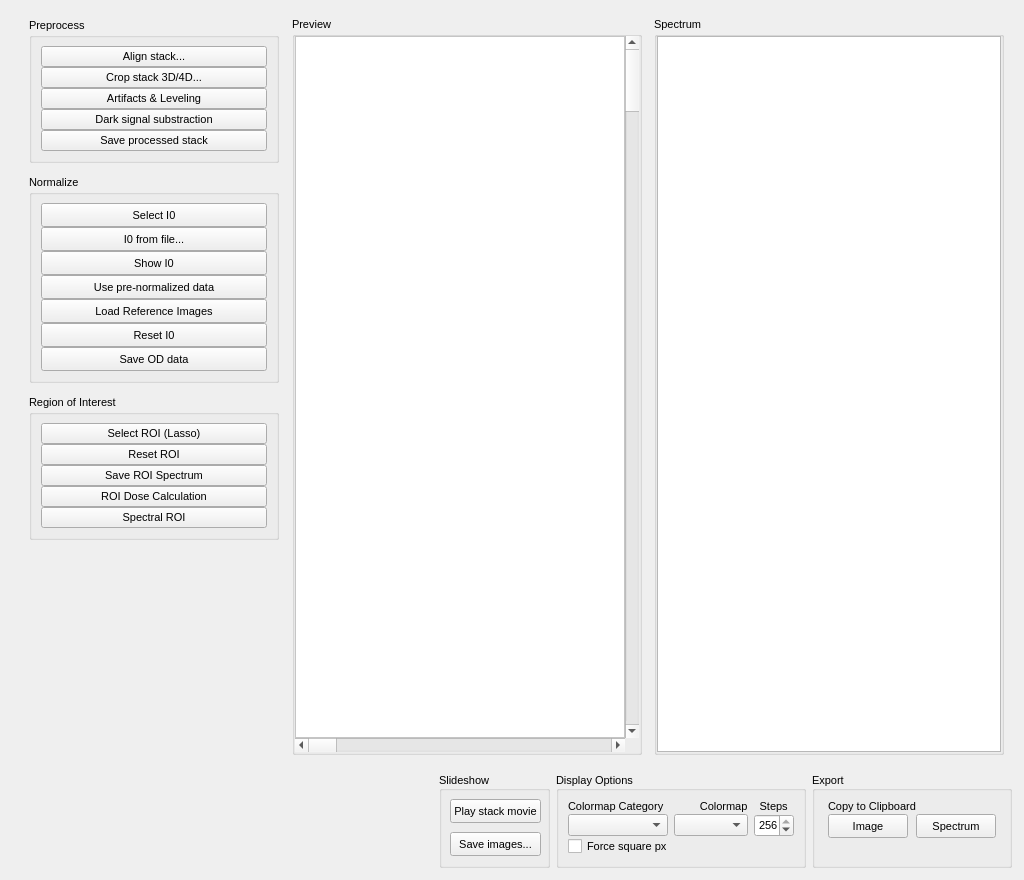
This is mantis_xray/pagestack.ui in mlerotic/spectromicroscopy as Qt 5 draws it before an edit. The edited form follows.
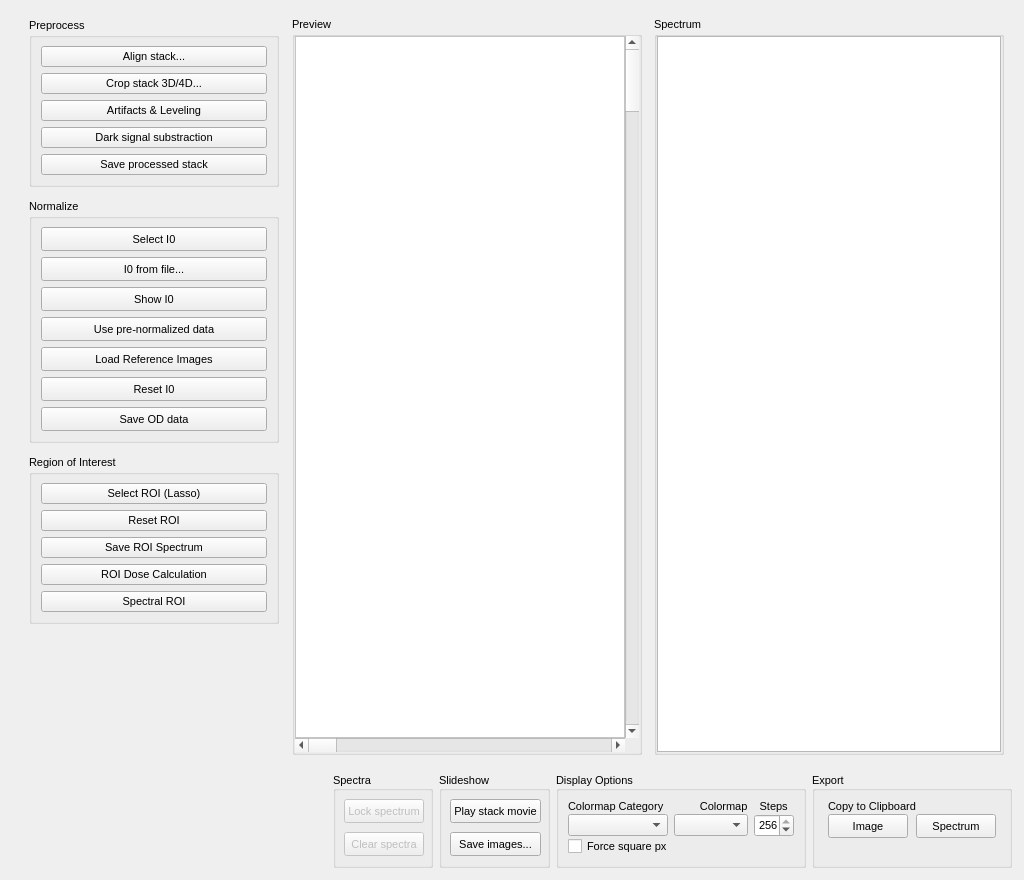
This is the edited form. Custom widgets are drawn as their Qt base class.

Patch:
```diff
--- a/mantis_xray/pagestack.ui
+++ b/mantis_xray/pagestack.ui
@@ -41,11 +41,17 @@
       <item>
        <widget class="QFrame" name="verticalFrame">
         <property name="sizePolicy">
-         <sizepolicy hsizetype="Maximum" vsizetype="Minimum">
+         <sizepolicy hsizetype="Maximum" vsizetype="MinimumExpanding">
           <horstretch>0</horstretch>
           <verstretch>0</verstretch>
          </sizepolicy>
         </property>
+        <property name="minimumSize">
+         <size>
+          <width>260</width>
+          <height>620</height>
+         </size>
+        </property>
         <property name="font">
          <font>
           <family>Ubuntu</family>
@@ -56,6 +62,9 @@
          <property name="spacing">
           <number>12</number>
          </property>
+         <property name="sizeConstraint">
+          <enum>QLayout::SetDefaultConstraint</enum>
+         </property>
          <property name="leftMargin">
           <number>9</number>
          </property>
@@ -99,7 +108,10 @@
            </property>
            <layout class="QVBoxLayout" name="verticalLayout_5">
             <property name="spacing">
-             <number>0</number>
+             <number>6</number>
+            </property>
+            <property name="sizeConstraint">
+             <enum>QLayout::SetMinimumSize</enum>
             </property>
             <item>
              <widget class="QPushButton" name="button_align">
@@ -182,7 +194,7 @@
            </property>
            <layout class="QVBoxLayout" name="verticalLayout_6">
             <property name="spacing">
-             <number>0</number>
+             <number>6</number>
             </property>
             <property name="sizeConstraint">
              <enum>QLayout::SetMinimumSize</enum>
@@ -330,7 +342,10 @@
            </property>
            <layout class="QVBoxLayout" name="verticalLayout_10">
             <property name="spacing">
-             <number>0</number>
+             <number>6</number>
+            </property>
+            <property name="sizeConstraint">
+             <enum>QLayout::SetMinimumSize</enum>
             </property>
             <item>
              <widget class="QPushButton" name="button_addROI">
@@ -612,6 +627,99 @@
         </property>
        </spacer>
       </item>
+      <item>
+       <widget class="QGroupBox" name="groupBox_8">
+        <property name="sizePolicy">
+         <sizepolicy hsizetype="Maximum" vsizetype="Preferred">
+          <horstretch>0</horstretch>
+          <verstretch>0</verstretch>
+         </sizepolicy>
+        </property>
+        <property name="minimumSize">
+         <size>
+          <width>0</width>
+          <height>0</height>
+         </size>
+        </property>
+        <property name="maximumSize">
+         <size>
+          <width>16777215</width>
+          <height>150</height>
+         </size>
+        </property>
+        <property name="font">
+         <font>
+          <family>Ubuntu</family>
+          <pointsize>8</pointsize>
+         </font>
+        </property>
+        <property name="title">
+         <string>Spectra</string>
+        </property>
+        <property name="alignment">
+         <set>Qt::AlignBottom|Qt::AlignLeading|Qt::AlignLeft</set>
+        </property>
+        <layout class="QHBoxLayout" name="horizontalLayout_10">
+         <property name="spacing">
+          <number>6</number>
+         </property>
+         <property name="sizeConstraint">
+          <enum>QLayout::SetDefaultConstraint</enum>
+         </property>
+         <property name="leftMargin">
+          <number>8</number>
+         </property>
+         <property name="topMargin">
+          <number>0</number>
+         </property>
+         <property name="rightMargin">
+          <number>6</number>
+         </property>
+         <property name="bottomMargin">
+          <number>0</number>
+         </property>
+         <item>
+          <layout class="QVBoxLayout" name="verticalLayout_4">
+           <property name="spacing">
+            <number>0</number>
+           </property>
+           <item>
+            <widget class="QPushButton" name="button_lockspectrum">
+             <property name="enabled">
+              <bool>false</bool>
+             </property>
+             <property name="minimumSize">
+              <size>
+               <width>0</width>
+               <height>24</height>
+              </size>
+             </property>
+             <property name="text">
+              <string>Lock spectrum</string>
+             </property>
+            </widget>
+           </item>
+           <item>
+            <widget class="QPushButton" name="button_clearspecfig">
+             <property name="enabled">
+              <bool>false</bool>
+             </property>
+             <property name="minimumSize">
+              <size>
+               <width>0</width>
+               <height>24</height>
+              </size>
+             </property>
+             <property name="text">
+              <string>Clear spectra</string>
+             </property>
+            </widget>
+           </item>
+          </layout>
+         </item>
+        </layout>
+       </widget>
+      </item>
       <item>
        <widget class="QGroupBox" name="groupBox_4">
         <property name="sizePolicy">
```
Left out of the diff: 70 changed lines with no effect on the pictures.
